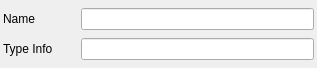
The window that DTL/db/views/node_editor.ui (rocktavious/DevToolsLib) describes before a commit, drawn with Qt 5.
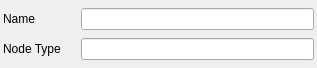
The same window after the commit.

Patch:
```diff
--- a/DTL/db/views/node_editor.ui
+++ b/DTL/db/views/node_editor.ui
@@ -60,7 +60,7 @@
         </size>
        </property>
        <property name="text">
-        <string>Type Info</string>
+        <string>Node Type</string>
        </property>
       </widget>
      </item>
```
